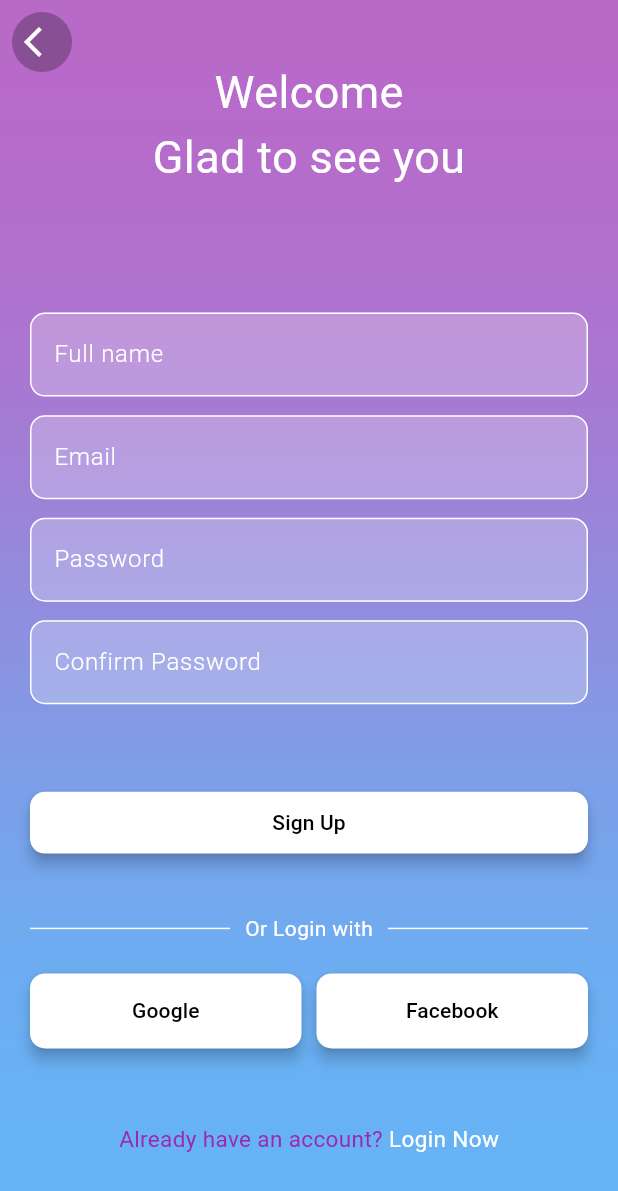
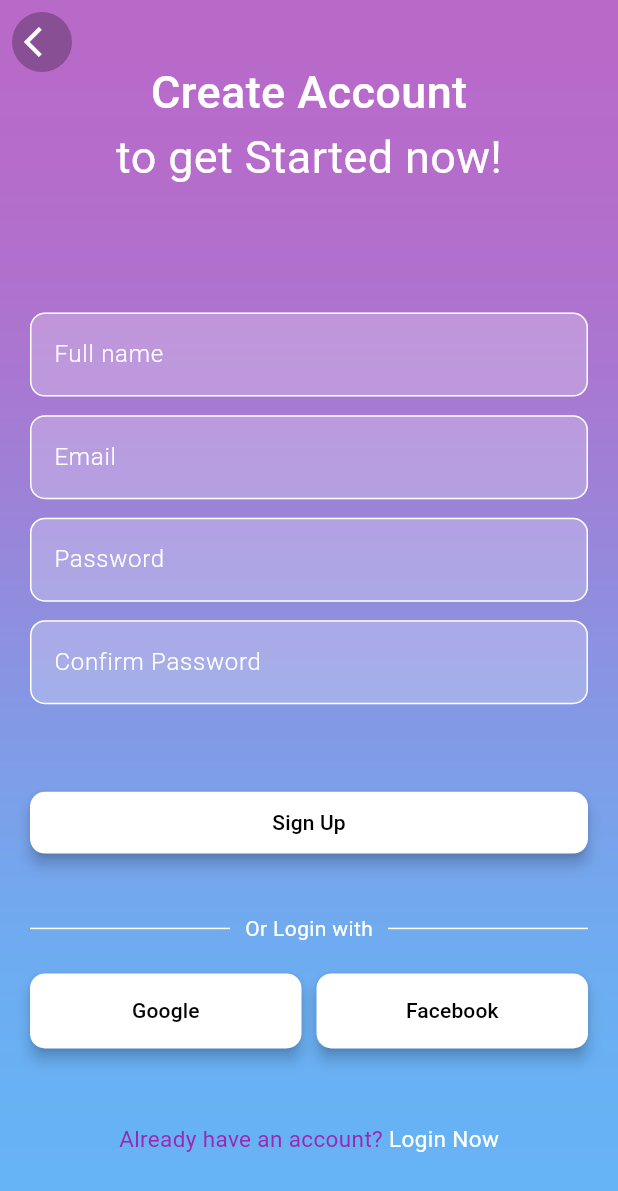
Before and after one commit to farizfarooqui/Chat-App, a Flutter app: the SignUpScreen screen opened directly, on a phone screen of 412 x 824 dp. Shown: the top 1191 px of the screen. Run offline on Flutter 3.47's test engine with Material 3 defaults, Android fonts, the phone set to English and light mode, and no system bars; our stand-ins replace cloud_firestore, firebase_auth, firebase_core; accounts and stored records are empty.

Commit message:
successfull redister and login

```diff
--- a/lib/Service/Auth Service/auth_gate.dart
+++ b/lib/Service/Auth Service/auth_gate.dart
@@ -1,5 +1,4 @@
 import 'package:chatapp/UI/Authentication%20Screens/auth_screen.dart';
-import 'package:chatapp/UI/Authentication%20Screens/login_screen.dart';
 import 'package:chatapp/UI/Home%20Screen/home_screen.dart';
 import 'package:firebase_auth/firebase_auth.dart';
 import 'package:flutter/material.dart';
--- a/lib/Service/Chat service/chat_service.dart
+++ b/lib/Service/Chat service/chat_service.dart
@@ -1,5 +1,4 @@
 import 'package:cloud_firestore/cloud_firestore.dart';
-import 'package:firebase_core/firebase_core.dart';
 
 class ChatService {
   //instance
--- a/lib/UI/Authentication Screens/sign_up_screen.dart
+++ b/lib/UI/Authentication Screens/sign_up_screen.dart
@@ -18,10 +18,14 @@ class SignUpScreen extends StatelessWidget {
     final authService = AuthService();
     try {
       await authService.registerWithEmailAndPasword(
-          _emailController.text.trim(), _passwordController.text.trim());
+        _emailController.text.trim(),
+        _passwordController.text.trim(),
+        _fullNameController.text.trim(),
+      );
       Navigator.pushReplacement(
           context, MaterialPageRoute(builder: (_) => HomeScreen()));
     } on Exception catch (e) {
+      print(e);
       showDialog(
           context: context,
           builder: (context) {
@@ -70,11 +74,14 @@ class SignUpScreen extends StatelessWidget {
                 padding: const EdgeInsets.only(top: 40, left: 20, right: 20),
                 child: Column(mainAxisSize: MainAxisSize.min, children: [
                   const Text(
-                    'Welcome',
-                    style: TextStyle(fontSize: 30, color: Colors.white),
+                    'Create Account',
+                    style: TextStyle(
+                        fontWeight: FontWeight.w500,
+                        fontSize: 30,
+                        color: Colors.white),
                   ),
                   const Text(
-                    'Glad to see you',
+                    'to get Started now!',
                     style: TextStyle(fontSize: 30, color: Colors.white),
                   ),
                   SizedBox(
--- a/lib/main.dart
+++ b/lib/main.dart
@@ -1,5 +1,4 @@
 import 'package:chatapp/Service/Auth%20Service/auth_gate.dart';
-import 'package:chatapp/UI/Authentication%20Screens/auth_screen.dart';
 import 'package:chatapp/firebase_options.dart';
 import 'package:firebase_core/firebase_core.dart';
 import 'package:flutter/material.dart';
--- a/pubspec.yaml
+++ b/pubspec.yaml
@@ -42,7 +42,6 @@ dependencies:
 dev_dependencies:
   flutter_test:
     sdk: flutter
-  flutter_launcher_icons: "^0.13.1"
 
 flutter_launcher_icons:
   android: "launcher_icon"
```
Also changed, not shown: lib/Service/Auth Service/auth_service.dart (+13 -9 lines).
